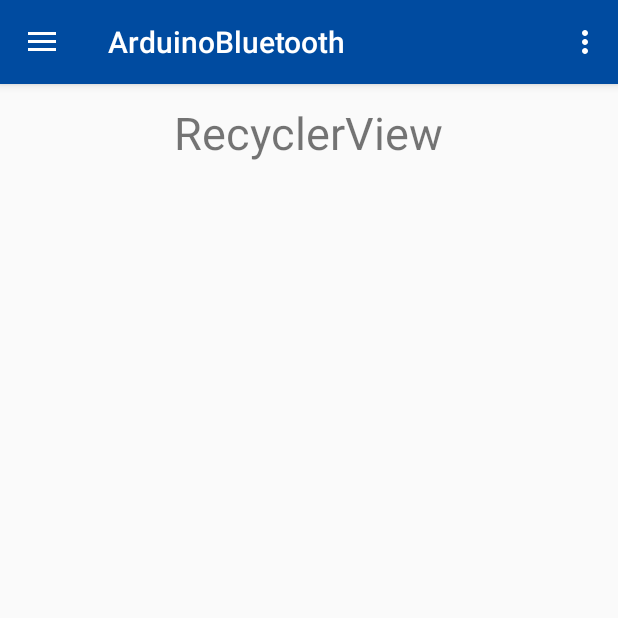
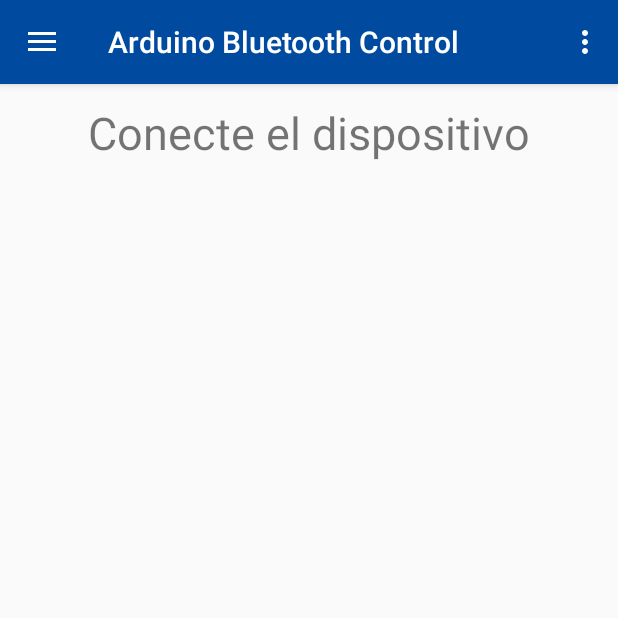
Before and after one commit to andres18160/ArduinoBluetooth, an Android app: the screen it shows after launch (MainActivity), in the options menu, after a tap on "Settings", on a phone screen of 412 x 824 dp, the top half of it. Run offline under Robolectric (Android 15) with nearby library versions, the phone set to English and light mode, and no system bars.

Commit message:
cambiso varios
cambios varios

```diff
--- a/ArduinoBluetooth/app/src/main/java/com/andres18160gmail/arduinobluetooth/MainActivity.java
+++ b/ArduinoBluetooth/app/src/main/java/com/andres18160gmail/arduinobluetooth/MainActivity.java
@@ -31,7 +31,6 @@
 
 public class MainActivity extends AppCompatActivity
         implements NavigationView.OnNavigationItemSelectedListener {
-    TextView txtInformacion;
     private static final int REQUEST_ENABLE_BT = 1;
     private static final String NOMBRE_DISPOSITIVO_BT = "HC-06";//Nombre de neustro dispositivo bluetooth.
     private MiAsyncTask tareaAsincrona;
@@ -148,7 +147,7 @@
 //Comprobamos que el dispositivo tiene adaptador bluetooth
         BluetoothAdapter mBluetoothAdapter = BluetoothAdapter.getDefaultAdapter();
 
-        txtInformacion.setText("Comprobando bluetooth");
+        MensajeToast("Comprobando bluetooth");
 
         if (mBluetoothAdapter != null) {
 
@@ -174,7 +173,7 @@
                     if (arduino != null) {
                         //tareaAsincrona = new MiAsyncTask(getApplicationContext());
                         //tareaAsincrona.execute(arduino);
-                        MensajeToast("Conectado!");
+                       // MensajeToast("Conectado!");
                     } else {
 //No hemos encontrado nuestro dispositivo BT, es necesario emparejarlo antes de poder usarlo.
 //No hay ningun dispositivo emparejado. Salimos de la app.
--- a/ArduinoBluetooth/app/src/main/java/com/andres18160gmail/arduinobluetooth/Principal.java
+++ b/ArduinoBluetooth/app/src/main/java/com/andres18160gmail/arduinobluetooth/Principal.java
@@ -129,21 +129,6 @@
     }
     private void descubrirDispositivosBT() {
 
-        new Thread(new Runnable() {
-            public void run() {
-
-                    // Update the progress bar and display the
-                    //current value in the text view
-                    handler.post(new Runnable() {
-                        public void run() {
-
-
-
-
-
-
-
-
 /*
 Este método comprueba si nuestro dispositivo dispone de conectividad bluetooh.
 En caso afirmativo, si estuviera desctivada, intenta activarla.
@@ -154,6 +139,7 @@
 
                             MensajeToast("Comprobando bluetooth");
 
+
                             if (mBluetoothAdapter != null) {
 
 //El dispositivo tiene adapatador BT. Ahora comprobamos que bt esta activado.
@@ -161,8 +147,7 @@
                                 if (mBluetoothAdapter.isEnabled()) {
 //Esta activado. Obtenemos la lista de dispositivos BT emparejados con nuestro dispositivo android.
 
-                                    Set<BluetoothDevice> pairedDevices = mBluetoothAdapter.getBondedDevices();
-//Si hay dispositivos emparejados
+                                    Set<BluetoothDevice> pairedDevices = mBluetoothAdapter.getBondedDevices();//Si hay dispositivos emparejados
                                     if (pairedDevices.size()> 0) {
 /*
 Recorremos los dispositivos emparejados hasta encontrar el
@@ -186,12 +171,15 @@
                                             // Establish the connection.  This will block until it connects.
                                             Log.d(TAG, "...Connecting...");
                                             try {
+
+                                                MensajeToast("...Connecting...");
                                                 btSocket.connect();
-                                                MensajeToast("...Connecting...");
+                                                txtInformacion.setText("Conectado");
                                                 Log.d(TAG, "....Connection ok...");
                                                 recycler.setVisibility(View.VISIBLE);
                                             } catch (IOException e) {
                                                 try {
+                                                    MensajeToast("...No se logro realizar comunicación con el dispositivo...");
                                                     btSocket.close();
                                                 } catch (IOException e2) {
                                                     errorExit("Fatal Error", "In onResume() and unable to close socket during connection failure" + e2.getMessage() + ".");
@@ -221,30 +209,6 @@
 // El dispositivo no soporta bluetooth. Mensaje al usuario y salimos de la app
                                 Toast.makeText(getContext(), "El dispositivo no soporta comunicación por Bluetooth", Toast.LENGTH_LONG).show();
                             }
-
-
-
-
-
-
-                        }//Final del RUN
-                    });
-                    try {
-                        // Sleep for 200 milliseconds.
-                        Thread.sleep(200);
-                    } catch (InterruptedException e) {
-                        e.printStackTrace();
-                    }
-
-            }
-        }).start();
-
-
-
-
-
-
-
     }
 
 
@@ -288,7 +252,7 @@
     @Override
     public void onResume() {
         super.onResume();
-        descubrirDispositivosBT();
+          descubrirDispositivosBT();
     }
     @Override
     public void onPause() {
@@ -302,10 +266,11 @@
             errorExit("Fatal Error", "In onPause() and failed to close socket." + e2.getMessage() + ".");
         }
     }
-    private void MensajeToast(String mensaje){
+    private void MensajeToast(final String mensaje){
         Toast toast = Toast.makeText(getContext(), mensaje, Toast.LENGTH_SHORT);
         toast.setGravity(Gravity.CENTER_VERTICAL, 0, 0);
         toast.show();
+
     }
     private void checkBTState() {
         // Check for Bluetooth support and then check to make sure it is turned on
--- a/ArduinoBluetooth/app/src/main/res/layout/fragment_principal.xml
+++ b/ArduinoBluetooth/app/src/main/res/layout/fragment_principal.xml
@@ -19,7 +19,7 @@
         android:layout_centerHorizontal="true"
         android:layout_gravity="center"
         android:layout_marginTop="12dp"
-        android:text="RecyclerView"
+        android:text="Conecte el dispositivo"
         android:textSize="30dp" />
 
     <android.support.v7.widget.RecyclerView
--- a/ArduinoBluetooth/app/src/main/res/values/strings.xml
+++ b/ArduinoBluetooth/app/src/main/res/values/strings.xml
@@ -1,5 +1,5 @@
 <resources>
-    <string name="app_name">ArduinoBluetooth</string>
+    <string name="app_name"> Arduino Bluetooth Control </string>
 
     <string name="navigation_drawer_open">Open navigation drawer</string>
     <string name="navigation_drawer_close">Close navigation drawer</string>
```
Also changed, not shown: ArduinoBluetooth/app/src/main/res/layout/activity_config_detalle.xml (+27 -22 lines).
